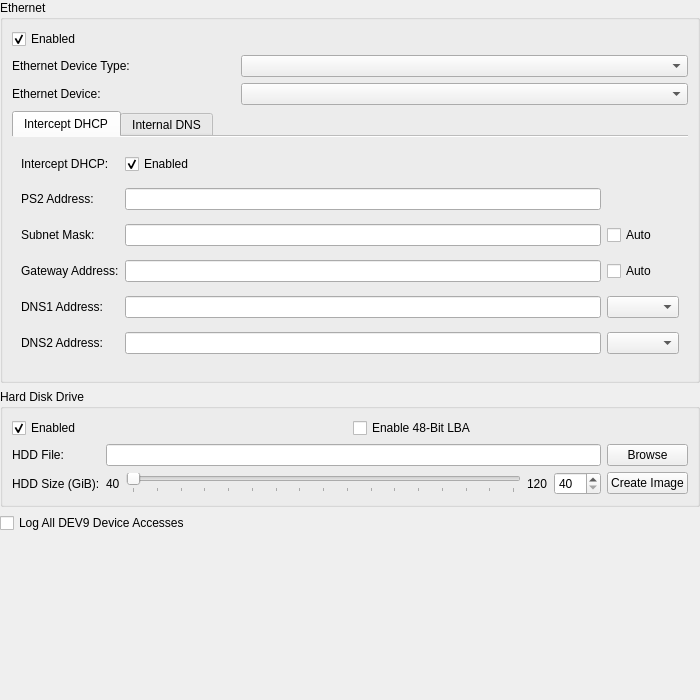
The window that pcsx2-qt/Settings/DEV9SettingsWidget.ui (maekawa-mugi/pcsx2-basement) describes before a commit, drawn with Qt 5.
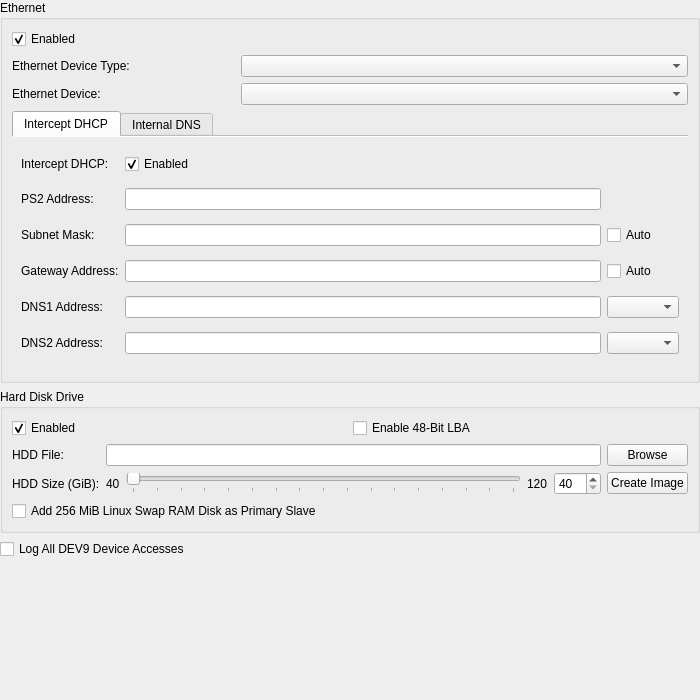
The same window after the commit.

Commit message: DEV9: Add optional Linux swap RAM disk slave

Diff of the .ui file:
```diff
--- a/pcsx2-qt/Settings/DEV9SettingsWidget.ui
+++ b/pcsx2-qt/Settings/DEV9SettingsWidget.ui
@@ -409,6 +409,16 @@
         </property>
        </widget>
       </item>
+      <item row="3" column="0" colspan="3">
+       <widget class="QCheckBox" name="hddLinuxSwap">
+        <property name="toolTip">
+         <string>Adds a volatile 256 MiB RAM disk, preformatted as Linux swap, as the primary ATA slave (/dev/hdb). Its contents are discarded when emulation stops.</string>
+        </property>
+        <property name="text">
+         <string>Add 256 MiB Linux Swap RAM Disk as Primary Slave</string>
+        </property>
+       </widget>
+      </item>
      </layout>
    </widget>
   </item>
```
Left out of the diff: 1 changed line with no effect on the pictures. The commit also changes 12 other files.
